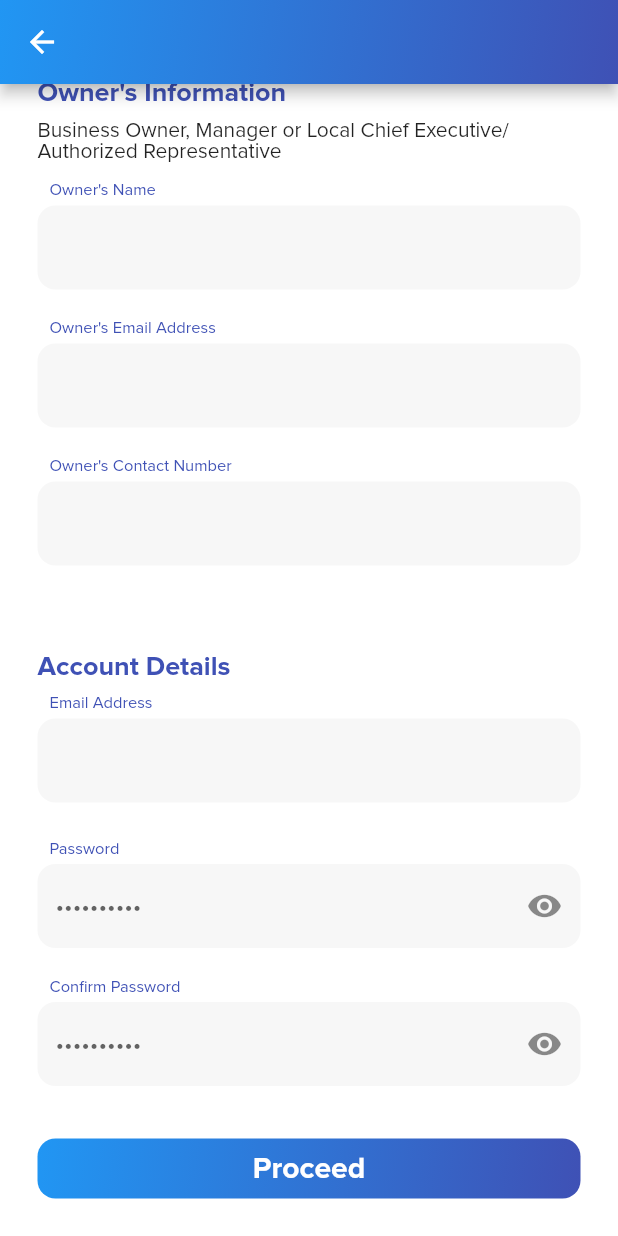
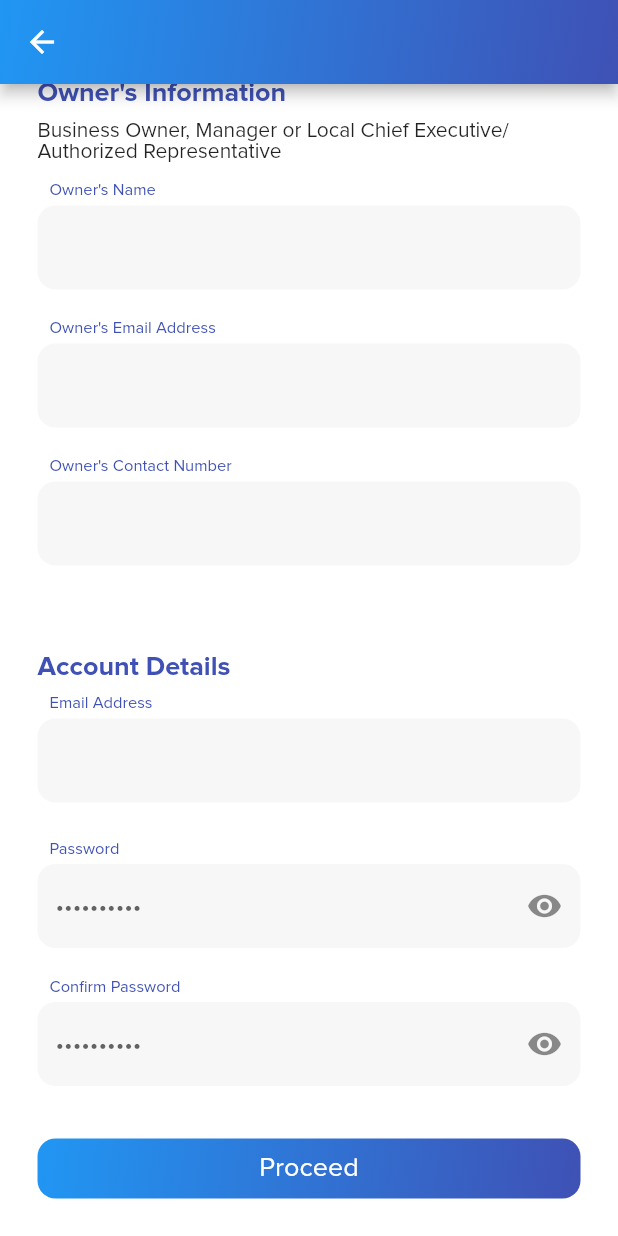
Before and after one commit to whackurt/bt-frontend, a Flutter app: the EstablishmentCreateAccount screen opened by its route, scrolled down 783 dp, on a phone screen of 412 x 824 dp. Run offline on Flutter 3.47's test engine with Material 2 defaults, Android fonts, the phone set to English and light mode, and no system bars; our stand-ins replace carousel_slider, date_field, flutter_spinkit, font_awesome_flutter, image_picker, qr_flutter and 1 more; missing offline and left inert: animated_snack_bar, flutter_barcode_scanner; accounts and stored records are empty; network calls fail.

Commit message:
refactor: modified button text font size  in auth screens

```diff
--- a/lib/features/auth/screens/login/login_screen.dart
+++ b/lib/features/auth/screens/login/login_screen.dart
@@ -279,10 +279,7 @@ class _LoginScreenState extends State<LoginScreen> {
                       )
                     : Text(
                         'Login',
-                        style: TextStyle(
-                            color: Colors.white,
-                            fontWeight: FontWeight.w600,
-                            fontSize: 20.0),
+                        style: TextStyle(color: Colors.white, fontSize: 18.0),
                       ),
               )
             ],
--- a/lib/features/auth/screens/signup/establishment/create_account.dart
+++ b/lib/features/auth/screens/signup/establishment/create_account.dart
@@ -351,10 +351,7 @@ class _EstablishmentCreateAccountState
             height: 50.0,
             child: Text(
               'Proceed',
-              style: TextStyle(
-                  color: Colors.white,
-                  fontWeight: FontWeight.w600,
-                  fontSize: 20.0),
+              style: TextStyle(color: Colors.white, fontSize: 18.0),
             ),
           )
         ],
--- a/lib/features/auth/screens/signup/establishment/upload_picture.dart
+++ b/lib/features/auth/screens/signup/establishment/upload_picture.dart
@@ -126,10 +126,7 @@ class _EstablishmentUploadPictureState
                 height: 50.0,
                 child: Text(
                   'Verify',
-                  style: TextStyle(
-                      color: Colors.white,
-                      fontWeight: FontWeight.w600,
-                      fontSize: 20.0),
+                  style: TextStyle(color: Colors.white, fontSize: 18.0),
                 ),
               )
             ],
--- a/lib/features/auth/screens/signup/establishment/verify_details.dart
+++ b/lib/features/auth/screens/signup/establishment/verify_details.dart
@@ -211,10 +211,7 @@ class _EstablishmentVerifyDetailsState
                 )
               : Text(
                   'Submit',
-                  style: TextStyle(
-                      color: Colors.white,
-                      fontWeight: FontWeight.w600,
-                      fontSize: 20.0),
+                  style: TextStyle(color: Colors.white, fontSize: 18.0),
                 ),
         )
       ]),
--- a/lib/features/auth/screens/signup/select_user_type.dart
+++ b/lib/features/auth/screens/signup/select_user_type.dart
@@ -152,10 +152,7 @@ class _SelectUserTypeState extends State<SelectUserType> {
             height: 50.0,
             child: Text(
               'Next',
-              style: TextStyle(
-                  color: Colors.white,
-                  fontWeight: FontWeight.w600,
-                  fontSize: 20.0),
+              style: TextStyle(color: Colors.white, fontSize: 18.0),
             ),
           )
         ],
--- a/lib/features/auth/screens/signup/tourist/create_account.dart
+++ b/lib/features/auth/screens/signup/tourist/create_account.dart
@@ -381,10 +381,7 @@ class _TouristCreateAccountState extends State<TouristCreateAccount> {
             height: 50.0,
             child: const Text(
               'Proceed',
-              style: TextStyle(
-                  color: Colors.white,
-                  fontWeight: FontWeight.w600,
-                  fontSize: 20.0),
+              style: TextStyle(color: Colors.white, fontSize: 18.0),
             ),
           )
         ],
--- a/lib/features/auth/screens/signup/tourist/upload_picture.dart
+++ b/lib/features/auth/screens/signup/tourist/upload_picture.dart
@@ -128,10 +128,7 @@ class _TouristUploadPictureState extends State<TouristUploadPicture> {
                 height: 50.0,
                 child: const Text(
                   'Verify',
-                  style: TextStyle(
-                      color: Colors.white,
-                      fontWeight: FontWeight.w600,
-                      fontSize: 20.0),
+                  style: TextStyle(color: Colors.white, fontSize: 18.0),
                 ),
               )
             ],
--- a/lib/features/auth/screens/signup/tourist/verify_details.dart
+++ b/lib/features/auth/screens/signup/tourist/verify_details.dart
@@ -221,10 +221,7 @@ class _TouristVerifyDetailsState extends State<TouristVerifyDetails> {
                 )
               : Text(
                   'Submit',
-                  style: TextStyle(
-                      color: Colors.white,
-                      fontWeight: FontWeight.w600,
-                      fontSize: 20.0),
+                  style: TextStyle(color: Colors.white, fontSize: 18.0),
                 ),
         )
       ]),
```
